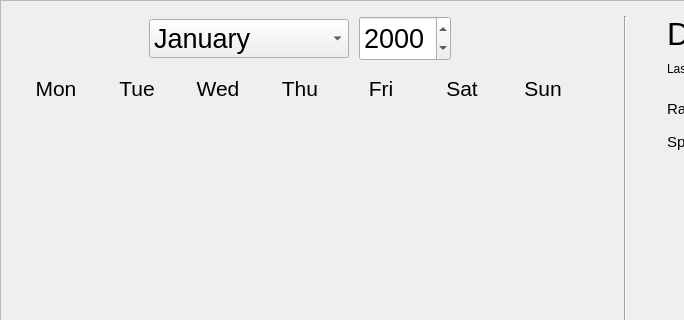
The window that src/gui/diaryeditor.ui (someretical/TheoreticalDiary) describes before a commit, drawn with Qt 5; both pictures show x 0 to 684 and y 0 to 320 of the 1250 by 650 pixel window.
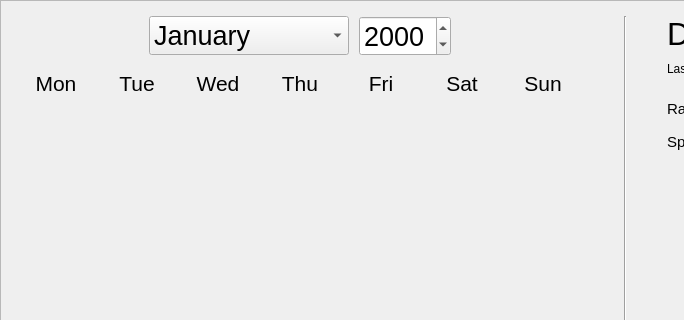
The same window after the commit.

```diff
--- a/src/gui/diaryeditor.ui
+++ b/src/gui/diaryeditor.ui
@@ -304,12 +304,6 @@
           </property>
           <item row="0" column="4">
            <widget class="QDateEdit" name="year_edit">
-            <property name="minimumSize">
-             <size>
-              <width>0</width>
-              <height>45</height>
-             </size>
-            </property>
             <property name="font">
              <font>
               <pointsize>20</pointsize>
```
